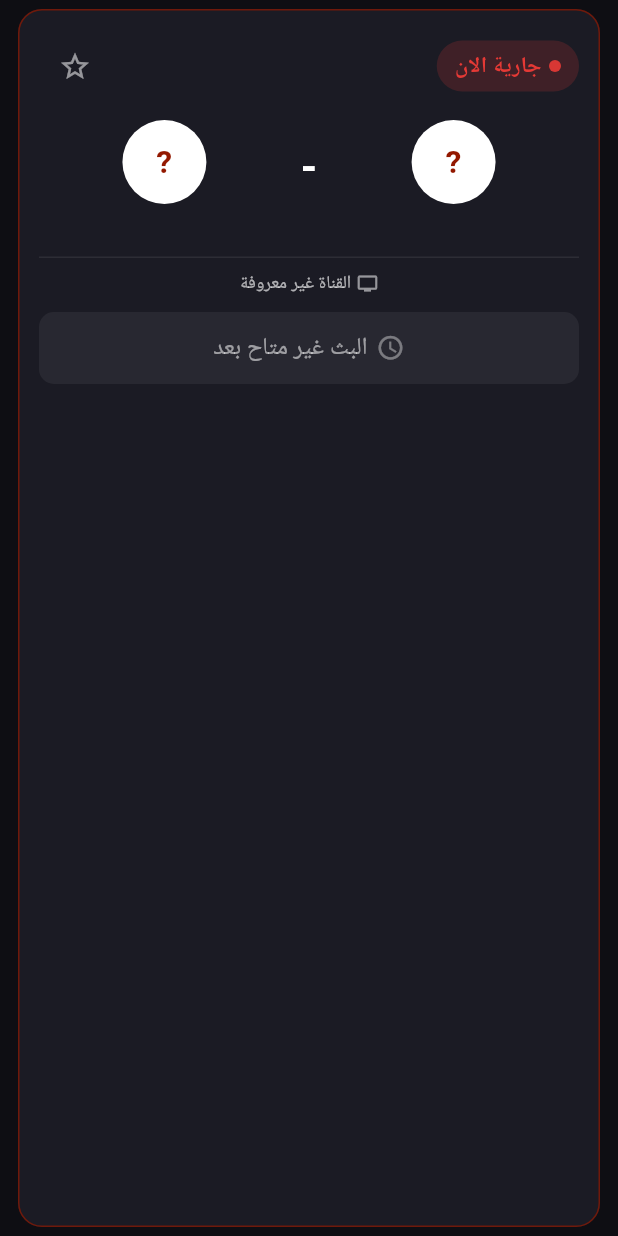
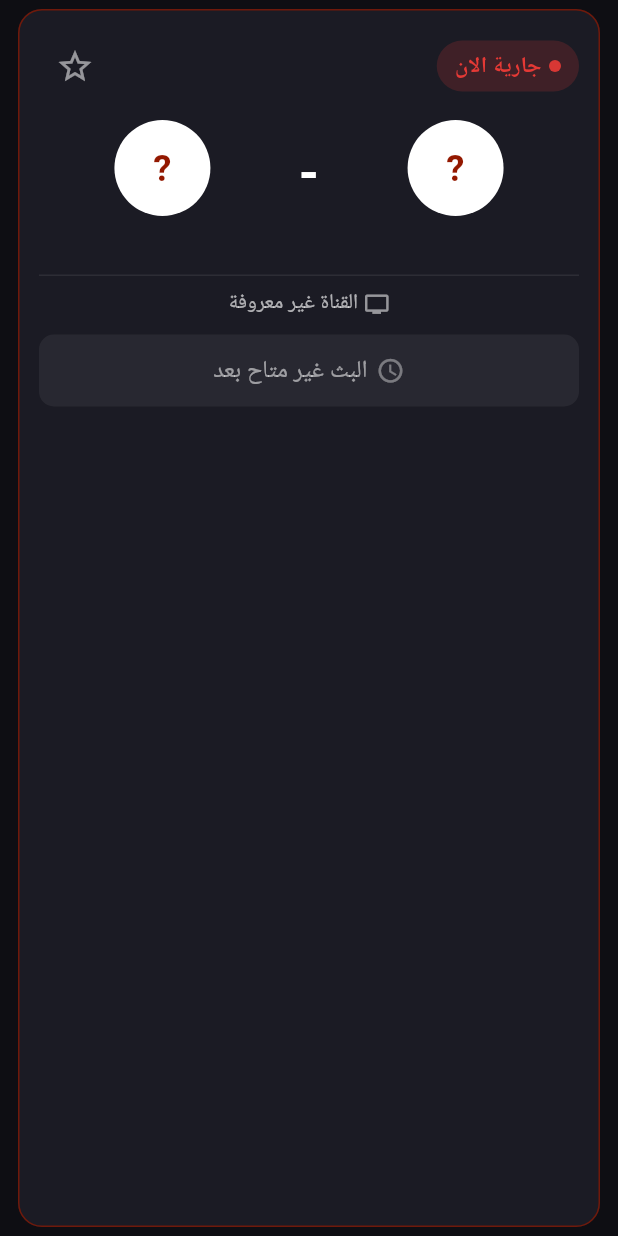
Before and after one commit to SyedAthar101/yalla-shoot, a Flutter app: the MatchCard widget shown alone on an empty page, opened directly with empty values, on a phone screen of 412 x 824 dp. Run offline on Flutter 3.47's test engine with Material 3 defaults, Android fonts, the phone set to English and light mode, and no system bars; our stand-ins replace shared_preferences, webview_flutter; accounts and stored records are empty; network calls fail.

Commit message:
Yalla Shoot v1.2.0: centered Today tab, local time + countdown, bigger fonts

```diff
--- a/lib/widgets/match_card.dart
+++ b/lib/widgets/match_card.dart
@@ -27,6 +27,10 @@ class MatchCard extends StatelessWidget {
     final live = match.status == MatchStatus.live;
     final showScore =
         live || match.status == MatchStatus.finished;
+    final upcoming = match.status == MatchStatus.upcoming;
+    final kickoff = match.kickoffLocal;
+    final showCountdown =
+        upcoming && kickoff != null && kickoff.isAfter(DateTime.now());
     return Card(
       color: AppColors.card,
       elevation: 0,
@@ -61,7 +65,7 @@ class MatchCard extends StatelessWidget {
                       overflow: TextOverflow.ellipsis,
                       style: TextStyle(
                         color: Colors.white.withOpacity(0.6),
-                        fontSize: 12,
+                        fontSize: 14,
                       ),
                     ),
                   ),
@@ -71,7 +75,7 @@ class MatchCard extends StatelessWidget {
                       color: isFavorite
                           ? AppColors.gold
                           : Colors.white54,
-                      size: 22,
+                      size: 26,
                     ),
                     onPressed: onFavorite,
                     padding: EdgeInsets.zero,
@@ -88,7 +92,7 @@ class MatchCard extends StatelessWidget {
                         TeamLogo(
                           url: match.homeLogo,
                           name: match.homeTeam,
-                          size: 56,
+                          size: 64,
                         ),
                         const SizedBox(height: 6),
                         Text(
@@ -98,7 +102,7 @@ class MatchCard extends StatelessWidget {
                           overflow: TextOverflow.ellipsis,
                           style: const TextStyle(
                             fontWeight: FontWeight.bold,
-                            fontSize: 13,
+                            fontSize: 16,
                             color: Colors.white,
                           ),
                         ),
@@ -108,18 +112,18 @@ class MatchCard extends StatelessWidget {
                   Column(
                     children: [
                       Text(
-                        showScore ? match.scoreText : match.time,
+                        showScore ? match.scoreText : match.localTimeText,
                         style: TextStyle(
-                          fontSize: showScore ? 28 : 16,
+                          fontSize: showScore ? 34 : 20,
                           fontWeight: FontWeight.bold,
                           color: Colors.white,
                         ),
                       ),
                       const SizedBox(height: 2),
                       Text(
-                        showScore ? match.time : 'بتوقيت القاهرة',
+                        showScore ? match.localTimeText : 'بتوقيتك المحلي',
                         style: TextStyle(
-                          fontSize: 11,
+                          fontSize: 13,
                           color: Colors.white.withOpacity(0.5),
                         ),
                       ),
@@ -131,7 +135,7 @@ class MatchCard extends StatelessWidget {
                         TeamLogo(
                           url: match.awayLogo,
                           name: match.awayTeam,
-                          size: 56,
+                          size: 64,
                         ),
                         const SizedBox(height: 6),
                         Text(
@@ -141,7 +145,7 @@ class MatchCard extends StatelessWidget {
                           overflow: TextOverflow.ellipsis,
                           style: const TextStyle(
                             fontWeight: FontWeight.bold,
-                            fontSize: 13,
+                            fontSize: 16,
                             color: Colors.white,
                           ),
                         ),
@@ -150,13 +154,19 @@ class MatchCard extends StatelessWidget {
                   ),
                 ],
               ),
+              if (showCountdown) ...[
+                const SizedBox(height: 10),
+                Center(
+                  child: KickoffCountdown(kickoffLocal: kickoff),
+                ),
+              ],
               const SizedBox(height: 10),
               Divider(height: 1, color: Colors.white.withOpacity(0.08)),
               const SizedBox(height: 8),
               Row(
                 mainAxisAlignment: MainAxisAlignment.center,
                 children: [
-                  const Icon(Icons.tv, size: 14, color: Colors.white54),
+                  const Icon(Icons.tv, size: 17, color: Colors.white54),
                   const SizedBox(width: 4),
                   Flexible(
                     child: Text(
@@ -165,21 +175,21 @@ class MatchCard extends StatelessWidget {
                           : match.channel,
                       overflow: TextOverflow.ellipsis,
                       style: TextStyle(
-                        fontSize: 12,
+                        fontSize: 14,
                         color: Colors.white.withOpacity(0.65),
                       ),
                     ),
                   ),
                   if (match.commentator.isNotEmpty) ...[
                     const SizedBox(width: 12),
-                    const Icon(Icons.mic, size: 14, color: Colors.white54),
+                    const Icon(Icons.mic, size: 17, color: Colors.white54),
                     const SizedBox(width: 4),
                     Flexible(
                       child: Text(
                         match.commentator,
                         overflow: TextOverflow.ellipsis,
                         style: TextStyle(
-                          fontSize: 12,
+                          fontSize: 14,
                           color: Colors.white.withOpacity(0.65),
                         ),
                       ),
```
